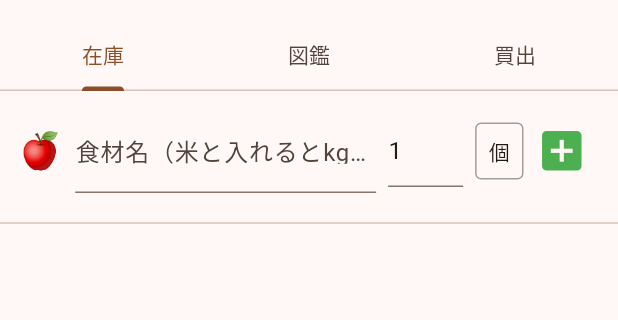
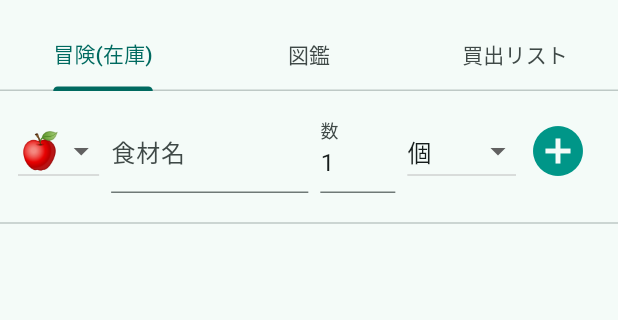
Before and after one commit to cdsa1230126-ai/reizoko_app, a Flutter app: the screen it shows after launch, on a phone screen of 412 x 824 dp, the part 65-385 px from its top. Run offline on Flutter 3.47's test engine with Material 3 defaults, Android fonts, the phone set to English and light mode, and no system bars; our stand-ins replace camera, shared_preferences; missing offline and left inert: dart:html.

Commit message:
Update main.dart

```diff
--- a/lib/main.dart
+++ b/lib/main.dart
@@ -10,7 +10,7 @@ void main() async {
   try {
     cameras = await availableCameras();
   } catch (e) {
-    print("カメラが見つかりません: $e");
+    print("カメラ準備完了（Web）");
   }
   runApp(ReizokoApp(cameras: cameras));
 }
@@ -24,7 +24,7 @@ class ReizokoApp extends StatelessWidget {
     return MaterialApp(
       title: '冷蔵庫RPG',
       theme: ThemeData(
-        colorScheme: ColorScheme.fromSeed(seedColor: Colors.orange.shade800),
+        colorScheme: ColorScheme.fromSeed(seedColor: Colors.teal, brightness: Brightness.light),
         useMaterial3: true,
       ),
       home: ReizokoHomePage(cameras: cameras),
@@ -50,6 +50,9 @@ class _ReizokoHomePageState extends State<ReizokoHomePage> with TickerProviderSt
   final TextEditingController _countController = TextEditingController(text: "1");
   DateTime _selectedDate = DateTime.now().add(const Duration(days: 7));
   String _selectedIcon = "🍎";
+
+  // 最強の単位ラインナップ
+  final List<String> _unitOptions = ["個", "kg", "g", "本", "ml", "L", "パック", "袋", "玉", "切"];
   String _selectedUnit = "個";
 
   late AnimationController _blinkController;
@@ -63,31 +66,31 @@ class _ReizokoHomePageState extends State<ReizokoHomePage> with TickerProviderSt
       duration: const Duration(milliseconds: 700),
     )..repeat(reverse: true);
 
-    // 【重要】入力欄の文字が変わるたびにチェックする設定
-    _itemController.addListener(_onItemNameChanged);
+    // 食材名の入力監視
+    _itemController.addListener(_autoDetectItems);
   }
 
   @override
   void dispose() {
-    _itemController.removeListener(_onItemNameChanged);
     _itemController.dispose();
     _countController.dispose();
     _blinkController.dispose();
     super.dispose();
   }
 
-  // 入力された名前を見て「kg」にするかどうか判断する
-  void _onItemNameChanged() {
+  // 入力された文字から単位とアイコンを自動予測
+  void _autoDetectItems() {
     String text = _itemController.text;
-    // 「米」が含まれているかチェック
     if (text.contains("米") || text.contains("こめ") || text.contains("コメ")) {
       if (_selectedUnit != "kg") {
-        setState(() {
-          _selectedUnit = "kg";      // 単位をkgに
-          _selectedIcon = "🍚";      // アイコンをお米に
-          _countController.text = "5"; // とりあえず5kgにセット
-        });
+        setState(() { _selectedUnit = "kg"; _selectedIcon = "🍚"; _countController.text = "5"; });
       }
+    } else if (text.contains("牛乳") || text.contains("ミルク") || text.contains("酒") || text.contains("水")) {
+      if (_selectedUnit != "ml" && _selectedUnit != "L") {
+        setState(() { _selectedUnit = "ml"; _selectedIcon = "🥛"; _countController.text = "1000"; });
+      }
+    } else if (text.contains("肉") || text.contains("にく")) {
+      setState(() { _selectedIcon = "🥩"; });
     }
   }
 
@@ -109,11 +112,6 @@ class _ReizokoHomePageState extends State<ReizokoHomePage> with TickerProviderSt
     await prefs.setString('characterMode', characterMode);
   }
 
-  void _speak(String text) {
-    final utterance = html.SpeechSynthesisUtterance(text)..lang = 'ja-JP';
-    html.window.speechSynthesis?.speak(utterance);
-  }
-
   void _addItem() {
     if (_itemController.text.isEmpty) return;
     setState(() {
@@ -132,26 +130,12 @@ class _ReizokoHomePageState extends State<ReizokoHomePage> with TickerProviderSt
       _selectedUnit = "個";
     });
     _saveData();
-    _speak("保管完了じゃ。");
-  }
-
-  void _consumeRice(int index, double goCount) {
-    setState(() {
-      double weight = goCount * 0.15; // 1合=0.15kg
-      inventory[index]['count'] -= weight;
-      if (inventory[index]['count'] <= 0) {
-        shoppingList.add(inventory[index]['name']);
-        inventory.removeAt(index);
-        _speak("米が尽きたぞ！");
-      }
-    });
-    _saveData();
   }
 
   void _updateCount(int index, double delta) {
     setState(() {
       inventory[index]['count'] += delta;
-      if (inventory[index]['count'] <= 0) {
+      if (inventory[index]['count'] <= 0.001) {
         shoppingList.add(inventory[index]['name']);
         inventory.removeAt(index);
       }
@@ -166,13 +150,9 @@ class _ReizokoHomePageState extends State<ReizokoHomePage> with TickerProviderSt
       child: Scaffold(
         appBar: AppBar(
           title: Text("冷蔵庫RPG - $characterMode"),
-          bottom: const TabBar(
-            tabs: [Tab(text: "在庫"), Tab(text: "図鑑"), Tab(text: "買出")],
-          ),
+          bottom: const TabBar(tabs: [Tab(text: "冒険(在庫)"), Tab(text: "図鑑"), Tab(text: "買出リスト")]),
         ),
-        body: TabBarView(
-          children: [ _buildInventoryPage(), _buildBookPage(), _buildShoppingPage() ],
-        ),
+        body: TabBarView(children: [ _buildInventoryPage(), _buildBookPage(), _buildShoppingPage() ]),
       ),
     );
   }
@@ -182,26 +162,29 @@ class _ReizokoHomePageState extends State<ReizokoHomePage> with TickerProviderSt
       children: [
         Padding(
           padding: const EdgeInsets.all(12.0),
-          child: Row(
+          child: Column(
             children: [
-              Text(_selectedIcon, style: const TextStyle(fontSize: 24)),
-              const SizedBox(width: 8),
-              Expanded(
-                child: TextField(
-                  controller: _itemController,
-                  decoration: const InputDecoration(labelText: "食材名（米と入れるとkgになります）"),
-                ),
+              Row(
+                children: [
+                  DropdownButton<String>(
+                    value: _selectedIcon,
+                    items: ["🍎", "🥩", "🥦", "🥛", "🐟", "🍚", "🥚", "🍞"].map((s) => DropdownMenuItem(value: s, child: Text(s, style: const TextStyle(fontSize: 24)))).toList(),
+                    onChanged: (v) => setState(() => _selectedIcon = v!),
+                  ),
+                  const SizedBox(width: 8),
+                  Expanded(child: TextField(controller: _itemController, decoration: const InputDecoration(labelText: "食材名"))),
+                  const SizedBox(width: 8),
+                  SizedBox(width: 50, child: TextField(controller: _countController, keyboardType: TextInputType.number, decoration: const InputDecoration(labelText: "数"))),
+                  const SizedBox(width: 8),
+                  // ★単位を自由に選べるドロップダウン
+                  DropdownButton<String>(
+                    value: _selectedUnit,
+                    items: _unitOptions.map((u) => DropdownMenuItem(value: u, child: Text(u))).toList(),
+                    onChanged: (v) => setState(() => _selectedUnit = v!),
+                  ),
+                  IconButton(icon: const Icon(Icons.add_circle, color: Colors.teal, size: 40), onPressed: _addItem),
+                ],
               ),
-              const SizedBox(width: 8),
-              SizedBox(width: 50, child: TextField(controller: _countController, keyboardType: TextInputType.number)),
-              const SizedBox(width: 8),
-              // 現在の単位を表示
-              Container(
-                padding: const EdgeInsets.all(8),
-                decoration: BoxDecoration(border: Border.all(color: Colors.grey), borderRadius: BorderRadius.circular(4)),
-                child: Text(_selectedUnit),
-              ),
-              IconButton(icon: const Icon(Icons.add_box, color: Colors.green, size: 35), onPressed: _addItem),
             ],
           ),
         ),
@@ -211,23 +194,27 @@ class _ReizokoHomePageState extends State<ReizokoHomePage> with TickerProviderSt
             itemCount: inventory.length,
             itemBuilder: (context, index) {
               final item = inventory[index];
-              final bool isRice = item['unit'] == "kg";
+              final String unit = item['unit'] ?? "個";
+              final bool isKg = unit == "kg";
               return Card(
+                margin: const EdgeInsets.symmetric(horizontal: 10, vertical: 4),
                 child: ListTile(
                   leading: Text(item['icon'], style: const TextStyle(fontSize: 30)),
                   title: Text(item['name']),
-                  subtitle: Text("${item['count'].toStringAsFixed(2)} ${item['unit']}"),
+                  subtitle: Text("${item['count'].toStringAsFixed(2)} $unit"),
                   trailing: Row(
                     mainAxisSize: MainAxisSize.min,
                     children: [
-                      if (isRice) ...[
-                        ElevatedButton(onPressed: () => _consumeRice(index, 1), child: const Text("1合")),
-                        const SizedBox(width: 4),
-                        ElevatedButton(onPressed: () => _consumeRice(index, 2), child: const Text("2合")),
-                      ] else ...[
-                        IconButton(icon: const Icon(Icons.remove_circle_outline), onPressed: () => _updateCount(index, -1)),
-                        IconButton(icon: const Icon(Icons.add_circle_outline), onPressed: () => _updateCount(index, 1)),
+                      if (isKg) ...[
+                        ElevatedButton(
+                          onPressed: () => _updateCount(index, -0.15),
+                          style: ElevatedButton.styleFrom(padding: const EdgeInsets.symmetric(horizontal: 8)),
+                          child: const Text("1合炊く"),
+                        ),
+                        const SizedBox(width: 8),
                       ],
+                      IconButton(icon: const Icon(Icons.remove_circle_outline, color: Colors.orange), onPressed: () => _updateCount(index, isKg ? -0.5 : -1)),
+                      IconButton(icon: const Icon(Icons.add_circle_outline, color: Colors.blue), onPressed: () => _updateCount(index, isKg ? 0.5 : 1)),
                     ],
                   ),
                 ),
@@ -239,6 +226,6 @@ class _ReizokoHomePageState extends State<ReizokoHomePage> with TickerProviderSt
     );
   }
 
-  Widget _buildBookPage() { return const Center(child: Text("図鑑モード")); }
-  Widget _buildShoppingPage() { return const Center(child: Text("買出リスト")); }
+  Widget _buildBookPage() { return const Center(child: Text("図鑑モード：発見した食材が記録されます")); }
+  Widget _buildShoppingPage() { return const Center(child: Text("買出リスト：使い切った食材がここに並びます")); }
 }
```
